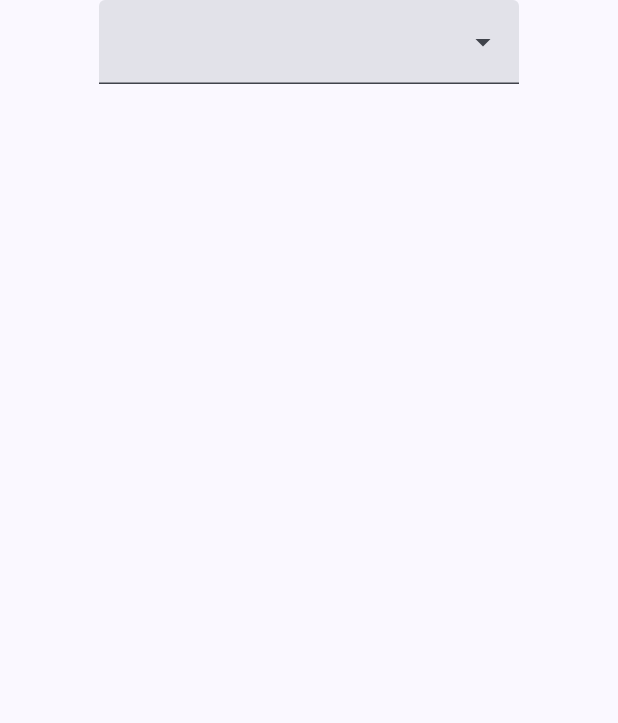
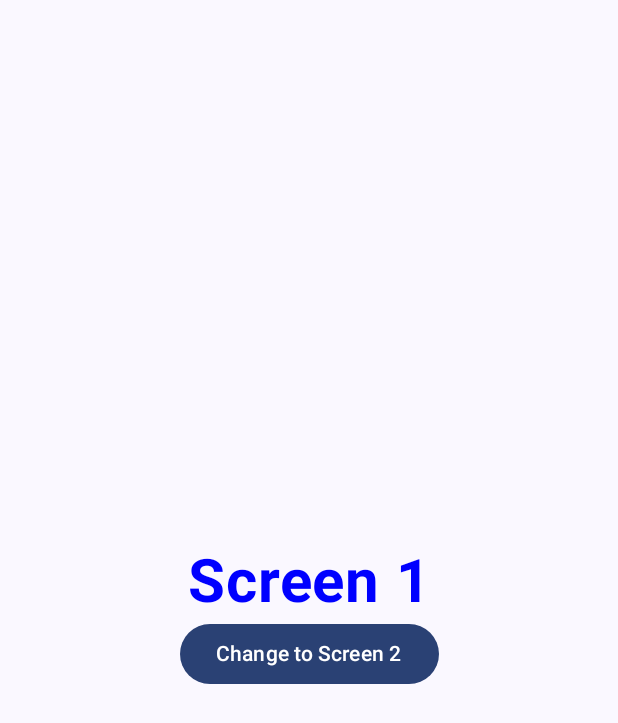
Before and after one commit to AdrienChenuEXE/S5_A_01, an Android app built with Jetpack Compose: the screen it shows after launch (MainActivity), on a phone screen of 412 x 824 dp. Shown: the top 723 px of the screen. Run offline under Robolectric (Android 15) with nearby library versions, the phone set to English and light mode, and no system bars; libraries missing offline, so code that uses them is left out: co.yml.charts.

Commit message:
Add some pages

```diff
--- a/app/build.gradle.kts
+++ b/app/build.gradle.kts
@@ -59,6 +59,7 @@ dependencies {
     implementation("androidx.compose.ui:ui-graphics")
     implementation("androidx.compose.ui:ui-tooling-preview")
     implementation("androidx.compose.material3:material3")
+    implementation("androidx.navigation:navigation-compose:2.7.6")
     testImplementation("junit:junit:4.13.2")
     androidTestImplementation("androidx.test.ext:junit:1.1.5")
     androidTestImplementation("androidx.test.espresso:espresso-core:3.5.1")
--- /dev/null
+++ b/app/src/main/java/com/example/application_s5_a_01/HomeScreen.kt
@@ -0,0 +1,79 @@
+package com.example.application_s5_a_01
+
+import androidx.compose.foundation.background
+import androidx.compose.foundation.layout.Arrangement
+import androidx.compose.foundation.layout.Column
+import androidx.compose.foundation.layout.fillMaxSize
+import androidx.compose.material3.Button
+import androidx.compose.material3.Text
+import androidx.compose.runtime.Composable
+import androidx.compose.ui.Alignment
+import androidx.compose.ui.Modifier
+import androidx.compose.ui.graphics.Color
+import androidx.compose.ui.text.font.FontWeight
+import androidx.compose.ui.unit.sp
+import androidx.navigation.NavController
+import androidx.navigation.compose.NavHost
+import androidx.navigation.compose.composable
+import androidx.navigation.compose.rememberNavController
+
+@Composable
+fun HomeScreen(){
+    val navController = rememberNavController()
+
+    NavHost(navController = navController, startDestination = "first_screen" ){
+        composable("first_screen"){
+            Screen1(navController = navController)
+        }
+        composable("second_screen"){
+            Screen2(navController = navController)
+        }
+    }
+}
+
+@Composable
+fun Screen1(navController: NavController){
+    Column(
+        horizontalAlignment = Alignment.CenterHorizontally,
+        verticalArrangement = Arrangement.Center,
+        modifier = Modifier
+            .fillMaxSize()
+    ) {
+        Text(
+            text = "Screen 1",
+            color = Color.Blue,
+            fontWeight = FontWeight.Bold,
+            fontSize = 40.sp
+        )
+        Button(onClick = {
+            navController.navigate("second_screen")
+        }
+        ) {
+            Text(text = "Change to Screen 2")
+        }
+    }
+}
+
+@Composable
+fun Screen2(navController: NavController){
+    Column(
+        horizontalAlignment = Alignment.CenterHorizontally,
+        verticalArrangement = Arrangement.Center,
+        modifier = Modifier
+            .fillMaxSize()
+            .background(Color.Blue)
+    ) {
+        Text(
+            text = "Screen 2",
+            color = Color.White,
+            fontWeight = FontWeight.Bold,
+            fontSize = 40.sp
+        )
+        Button(onClick = {
+            navController.popBackStack()
+        }
+        ) {
+            Text(text = "Change to Screen 2")
+        }
+    }
+}
--- a/app/src/main/java/com/example/application_s5_a_01/MainActivity.kt
+++ b/app/src/main/java/com/example/application_s5_a_01/MainActivity.kt
@@ -52,9 +52,9 @@ class MainActivity : ComponentActivity() {
                     modifier = Modifier.fillMaxSize(),
                     color = MaterialTheme.colorScheme.background
                 ) {
-                    //Greeting(name = "Axel")
                     //BarChart()
-                    SimpleDropdownMenu()
+                    //DropdownMenu()
+                    HomeScreen()
                 }
             }
         }
@@ -62,7 +62,7 @@ class MainActivity : ComponentActivity() {
 }
 
 @Composable
-fun SimpleDropdownMenu() {
+fun DropdownMenu() {
     var isExpended by remember {
         mutableStateOf(false)
     }
@@ -119,22 +119,6 @@ fun SimpleDropdownMenu() {
 }
 
 @Composable
-fun Greeting(name: String, modifier: Modifier = Modifier) {
-    Text(
-        text = "Hello $name!",
-        modifier = modifier
-    )
-}
-
-@Preview(showBackground = true)
-@Composable
-fun GreetingPreview() {
-    Application_S5_A_01Theme {
-        Greeting("Android")
-    }
-}
-
-@Composable
 fun BarChart() {
     val pointsData: List<Point> =
         listOf(Point(0f, 40f), Point(1f, 90f), Point(2f, 0f), Point(3f, 60f), Point(4f, 10f))
```
